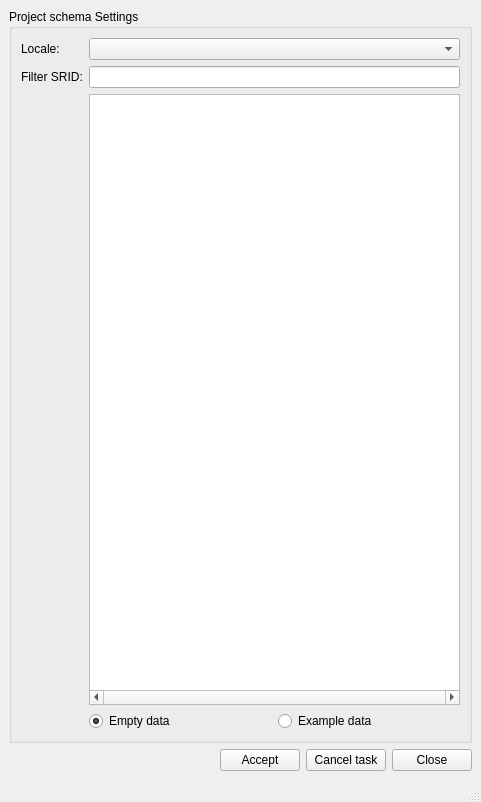
This is core/ui/admin/admin_dbproject.ui in ibergis/ibergis_qgis_plugin as Qt 5 draws it before an edit. The edited form follows.
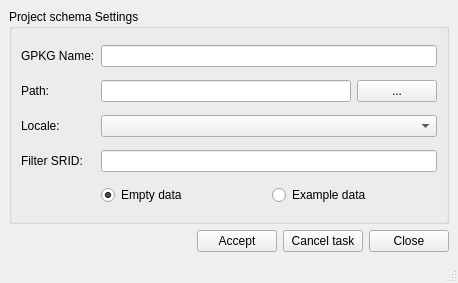
This is the edited form.

Commit message: Admin button (WIP)

```diff
--- a/core/ui/admin/admin_dbproject.ui
+++ b/core/ui/admin/admin_dbproject.ui
@@ -6,8 +6,8 @@
    <rect>
     <x>0</x>
     <y>0</y>
-    <width>481</width>
-    <height>802</height>
+    <width>458</width>
+    <height>283</height>
    </rect>
   </property>
   <property name="windowTitle">
@@ -21,23 +21,63 @@
        <string>Project schema Settings</string>
       </property>
       <layout class="QGridLayout" name="gridLayout_2">
-       <item row="6" column="1">
-        <layout class="QHBoxLayout" name="horizontalLayout"/>
-       </item>
-       <item row="1" column="1">
-        <widget class="QComboBox" name="cmb_locale"/>
-       </item>
-       <item row="3" column="0">
+       <item row="5" column="0">
         <widget class="QLabel" name="lbl_filter">
          <property name="text">
           <string>Filter SRID:</string>
          </property>
         </widget>
        </item>
-       <item row="3" column="1">
+       <item row="0" column="0">
+        <widget class="QLabel" name="lbl_gpkg">
+         <property name="text">
+          <string>GPKG Name:</string>
+         </property>
+        </widget>
+       </item>
+       <item row="1" column="1">
+        <widget class="QLineEdit" name="data_path"/>
+       </item>
+       <item row="7" column="1">
+        <layout class="QHBoxLayout" name="horizontalLayout"/>
+       </item>
+       <item row="3" column="0">
+        <widget class="QLabel" name="lbl_locale">
+         <property name="layoutDirection">
+          <enum>Qt::LeftToRight</enum>
+         </property>
+         <property name="text">
+          <string>Locale:</string>
+         </property>
+         <property name="alignment">
+          <set>Qt::AlignLeading|Qt::AlignLeft|Qt::AlignVCenter</set>
+         </property>
+        </widget>
+       </item>
+       <item row="1" column="0">
+        <widget class="QLabel" name="lbl_path">
+         <property name="text">
+          <string>Path:</string>
+         </property>
+        </widget>
+       </item>
+       <item row="1" column="2">
+        <widget class="QPushButton" name="btn_push_path">
+         <property name="text">
+          <string>...</string>
+         </property>
+        </widget>
+       </item>
+       <item row="3" column="1" colspan="2">
+        <widget class="QComboBox" name="cmb_locale"/>
+       </item>
+       <item row="0" column="1" colspan="2">
+        <widget class="QLineEdit" name="gpkg_name"/>
+       </item>
+       <item row="5" column="1" colspan="2">
         <widget class="QLineEdit" name="srid_id"/>
        </item>
-       <item row="5" column="1">
+       <item row="6" column="1" colspan="2">
         <layout class="QHBoxLayout" name="horizontalLayout_2">
          <item>
           <widget class="QRadioButton" name="rdb_data">
@@ -58,65 +98,6 @@
          </item>
         </layout>
        </item>
-       <item row="1" column="0">
-        <widget class="QLabel" name="lbl_locale">
-         <property name="layoutDirection">
-          <enum>Qt::LeftToRight</enum>
-         </property>
-         <property name="text">
-          <string>Locale:</string>
-         </property>
-         <property name="alignment">
-          <set>Qt::AlignLeading|Qt::AlignLeft|Qt::AlignVCenter</set>
-         </property>
-        </widget>
-       </item>
-       <item row="4" column="1">
-        <widget class="QTableView" name="tbl_srid">
-         <property name="verticalScrollBarPolicy">
-          <enum>Qt::ScrollBarAsNeeded</enum>
-         </property>
-         <property name="horizontalScrollBarPolicy">
-          <enum>Qt::ScrollBarAlwaysOn</enum>
-         </property>
-         <property name="autoScroll">
-          <bool>true</bool>
-         </property>
-         <property name="autoScrollMargin">
-          <number>16</number>
-         </property>
-         <property name="selectionBehavior">
-          <enum>QAbstractItemView::SelectRows</enum>
-         </property>
-         <property name="verticalScrollMode">
-          <enum>QAbstractItemView::ScrollPerItem</enum>
-         </property>
-         <property name="gridStyle">
-          <enum>Qt::SolidLine</enum>
-         </property>
-         <property name="sortingEnabled">
-          <bool>true</bool>
-         </property>
-         <attribute name="horizontalHeaderCascadingSectionResizes">
-          <bool>true</bool>
-         </attribute>
-         <attribute name="horizontalHeaderDefaultSectionSize">
-          <number>60</number>
-         </attribute>
-         <attribute name="horizontalHeaderHighlightSections">
-          <bool>true</bool>
-         </attribute>
-         <attribute name="horizontalHeaderShowSortIndicator" stdset="0">
-          <bool>true</bool>
-         </attribute>
-         <attribute name="horizontalHeaderStretchLastSection">
-          <bool>true</bool>
-         </attribute>
-         <attribute name="verticalHeaderVisible">
-          <bool>false</bool>
-         </attribute>
-        </widget>
-       </item>
       </layout>
       <zorder>tbl_srid</zorder>
       <zorder>cmb_locale</zorder>
```
Left out of the diff: 97 changed lines with no effect on the pictures. The commit also changes 1 other file.
